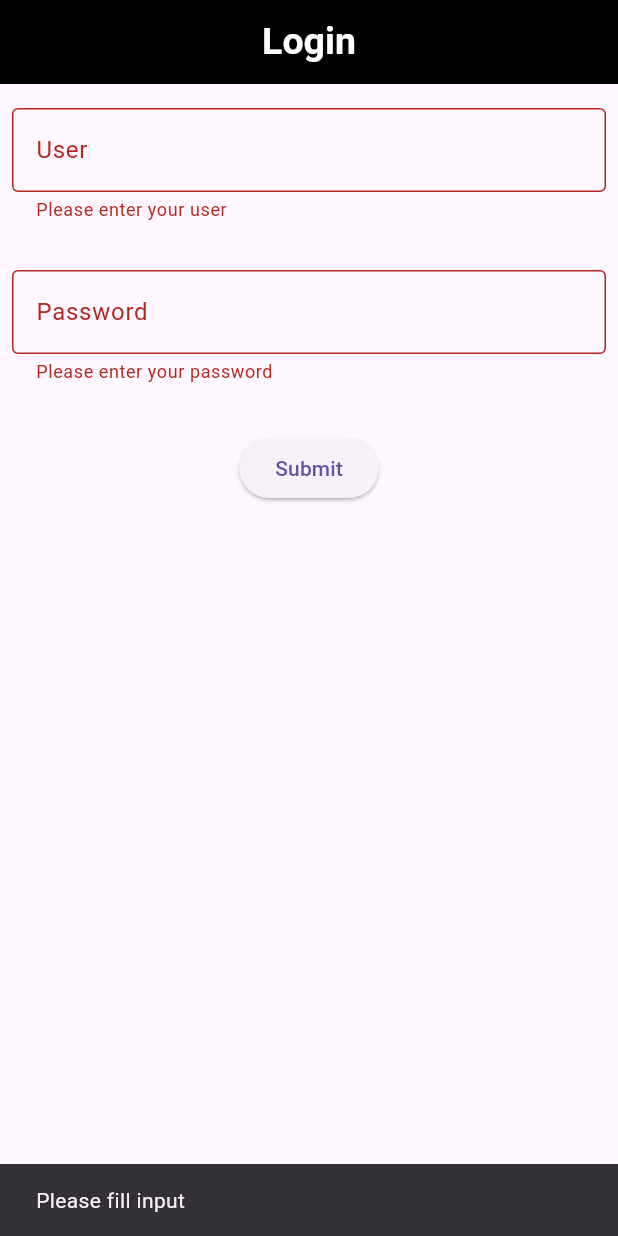
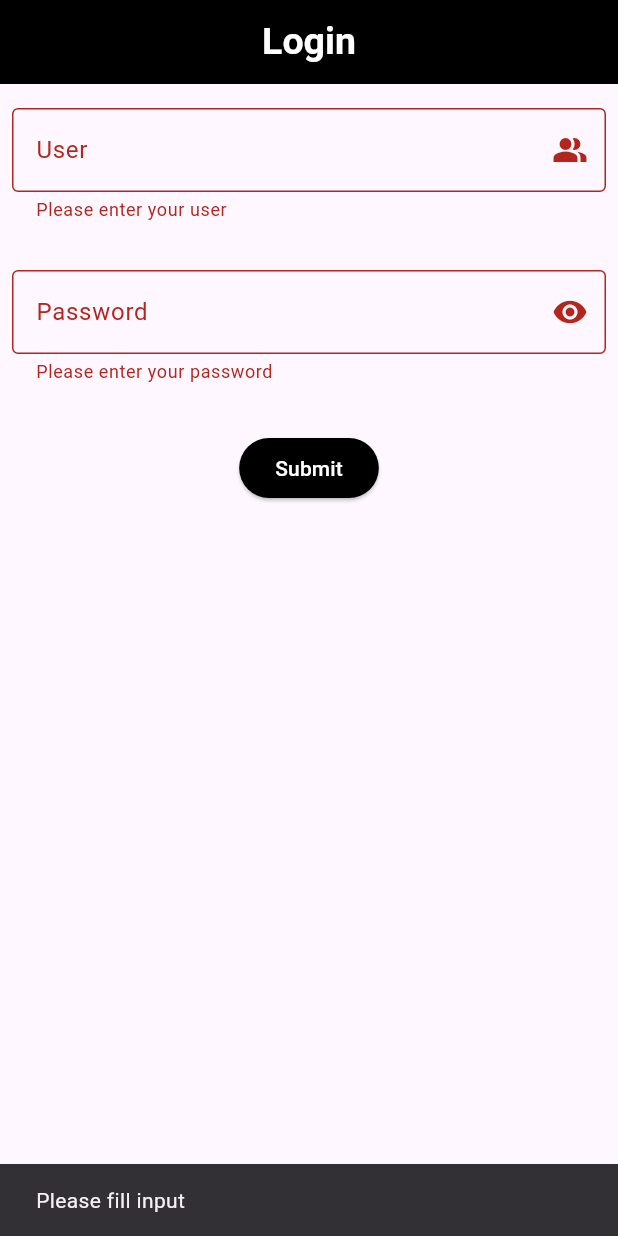
Before and after one commit to gerrycode01/dam_u2_practica2, a Flutter app: the screen it shows after launch, after a tap on "Submit", on a phone screen of 412 x 824 dp. Run offline on Flutter 3.47's test engine with Material 3 defaults, Android fonts, the phone set to English and light mode, and no system bars.

Commit message:
Mejorando el login.dart

```diff
--- a/lib/login.dart
+++ b/lib/login.dart
@@ -51,6 +51,7 @@ class _LoginState extends State<Login> {
               child: TextFormField(
                 controller: userController,
                 decoration: const InputDecoration(
+                  suffixIcon: Icon(Icons.people_alt),
                   border: OutlineInputBorder(),
                   labelText: 'User',
                 ),
@@ -71,7 +72,9 @@ class _LoginState extends State<Login> {
                 controller: passwController,
                 obscureText: true,
                 decoration: const InputDecoration(
-                    border: OutlineInputBorder(), labelText: 'Password'),
+                    suffixIcon: Icon(Icons.remove_red_eye),
+                    border: OutlineInputBorder(),
+                    labelText: 'Password'),
                 validator: (value) {
                   if (value == null || value.isEmpty) {
                     return 'Please enter your password';
@@ -88,8 +91,12 @@ class _LoginState extends State<Login> {
                   const EdgeInsets.symmetric(horizontal: 8, vertical: 16.0),
               child: Center(
                 child: ElevatedButton(
+                  style:
+                      ElevatedButton.styleFrom(backgroundColor: Colors.black),
                   onPressed: () {
                     if (_formKey.currentState!.validate()) {
+                      userController.clear();
+                      passwController.clear();
                       Navigator.push(
                         context,
                         MaterialPageRoute(builder: (context) => MyHomePage()),
@@ -100,7 +107,10 @@ class _LoginState extends State<Login> {
                       );
                     }
                   },
-                  child: const Text('Submit'),
+                  child: const Text(
+                    'Submit',
+                    style: TextStyle(color: Colors.white),
+                  ),
                 ),
               ),
             ),
```
